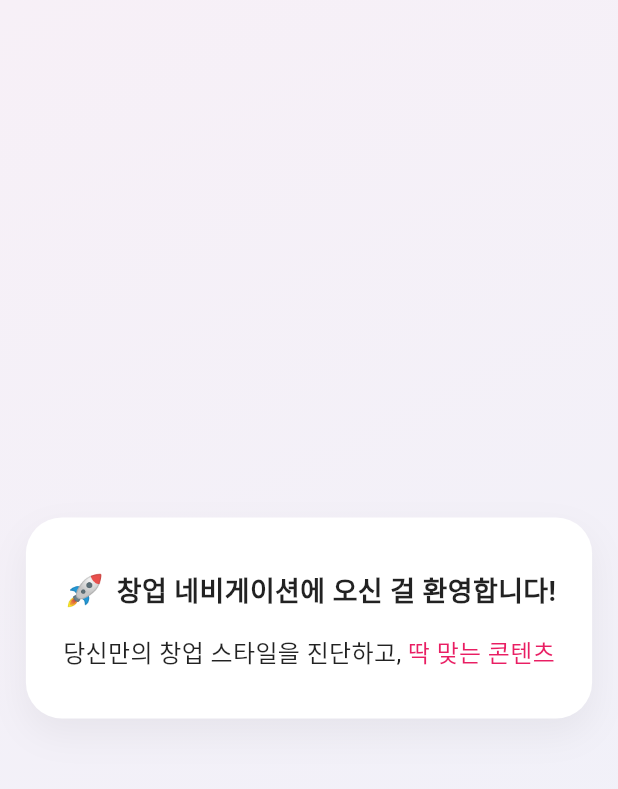
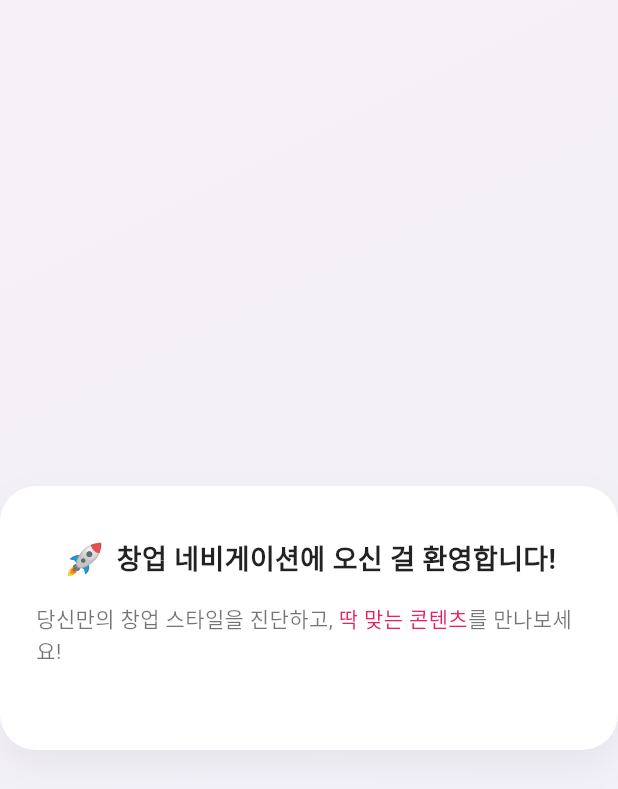
Before and after one commit to K1mJongSeong/StartUpNavigation, a Flutter app: the WelcomeScreens screen opened directly, on a phone screen of 412 x 824 dp. Shown: the top 789 px of the screen. Run offline on Flutter 3.47's test engine with Material 3 defaults, Android fonts, the light colour scheme and no system bars.

Commit message:
refactor. 폴더 구조변경/Clean Architecture

```diff
--- a/lib/core/screens/welcome_screens.dart
+++ b/lib/core/screens/welcome_screens.dart
@@ -27,10 +27,10 @@ class WelcomeScreens extends StatelessWidget {
                 ),
               ],
             ),
-            child: Column(
+            child: const Column(
               mainAxisSize: MainAxisSize.min,
               children: [
-                const Row(
+                Row(
                   mainAxisSize: MainAxisSize.min,
                   children: [
                     Text("🚀 ",
@@ -49,9 +49,16 @@ class WelcomeScreens extends StatelessWidget {
                     children: [
                       TextSpan(text: "당신만의 창업 스타일을 진단하고, "),
                       TextSpan(text: "딱 맞는 콘텐츠",
-                      style: TextStyle(color: Colors.pink))
-                    ]
-                  )
+                      style: TextStyle(color: Colors.pink),
+                      ),
+                      TextSpan(text: "를 만나보세요!"),
+                    ],
+                  ),
+                  style: TextStyle(fontSize: 14, color: Colors.black54,),
+                ),
+                const SizedBox(height: 24,),
+                Row(
+                  mainAxisSize: MainAxisSize.min,
                 )
               ],
             ),
--- a/lib/main.dart
+++ b/lib/main.dart
@@ -1,8 +1,9 @@
 import 'dart:convert';
 
 import 'package:flutter/material.dart';
-import 'package:startup_navigation/mbti/mbti_question.dart';
 import 'package:http/http.dart' as http;
+
+import 'features/mbti/presentation/pages/mbti_question_page.dart';
 
 void main() async {
   WidgetsFlutterBinding.ensureInitialized();
@@ -161,7 +162,7 @@ class _HomePageState extends State<HomePage> {
       if (syncResponse.statusCode == 200 || syncResponse.statusCode == 201) {
         Navigator.push(
           context,
-          MaterialPageRoute(builder: (context) => const MbtiQuestion()),
+          MaterialPageRoute(builder: (context) => const MbtiQuestionPage()),
         );
       } else {
         _showDialog(context, '내부 사용자 등록 실패');
```
Also changed, not shown: lib/features/mbti/presentation/pages/mbti_question_page.dart (added, +15 -0 lines), lib/mbti/mbti_question.dart (deleted, +0 -15 lines), lib/features/auth/presentation/pages/login_page.dart (added), lib/features/mbti/presentation/pages/mbti_result_page.dart (added).
